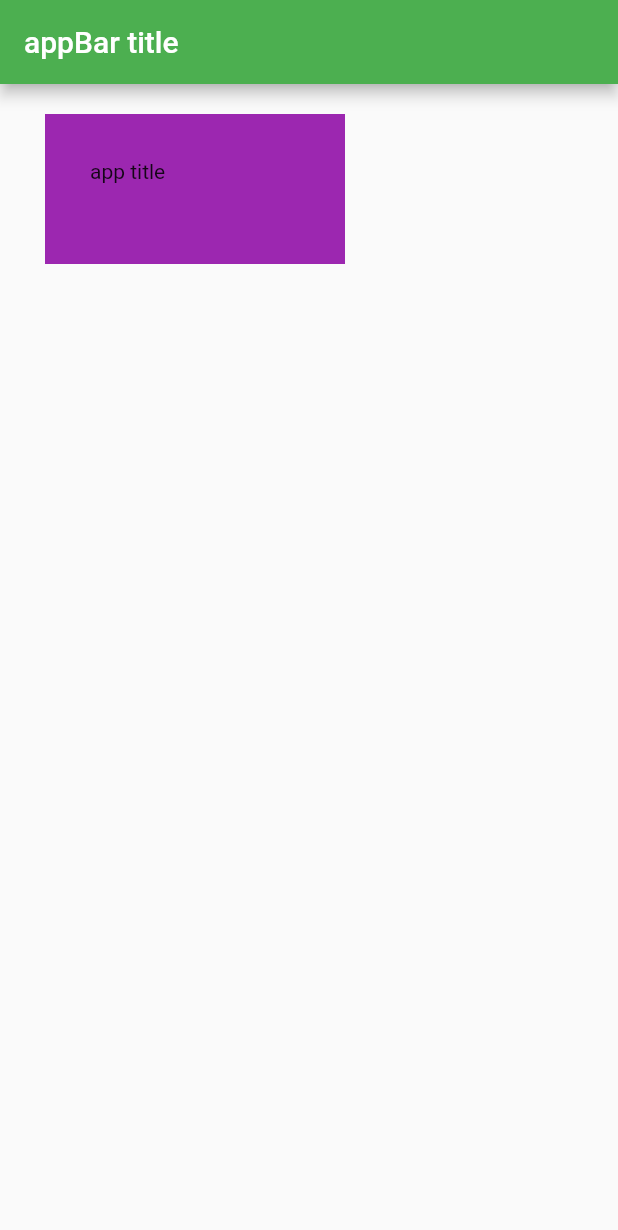
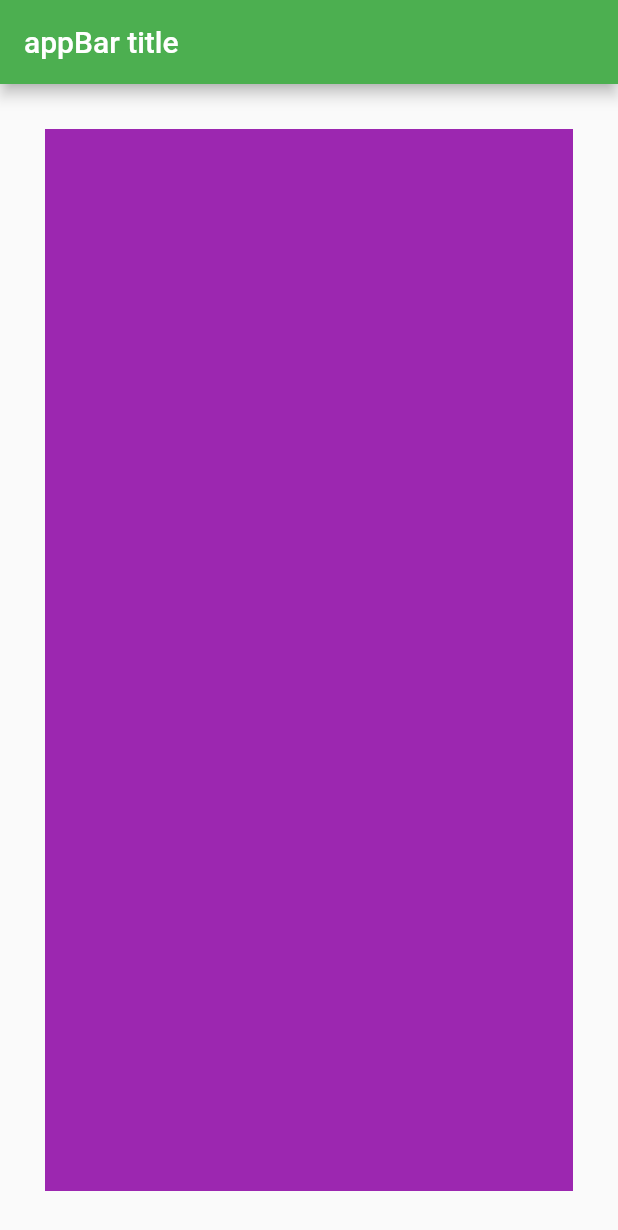
Before and after one commit to RektPunk/letsflutter, a Flutter app: the screen it shows after launch, on a phone screen of 412 x 824 dp. Shown: the top 1230 px of the screen. Run offline on Flutter 3.47's test engine with Material 2 defaults, Android fonts, the phone set to English and light mode, and no system bars.

Commit message:
feat - add margin and padding

```diff
--- a/lib/pages/homepage.dart
+++ b/lib/pages/homepage.dart
@@ -13,24 +13,28 @@ class MyHompage extends StatelessWidget {
       ),
       body: Container(
         color: Colors.purple,
-        alignment: Alignment.centerLeft,
-        // alignment: const Alignment(1, 0),
-        width: 200,
-        height: 100,
-        // padding: const EdgeInsets.all(10),
-        padding: const EdgeInsets.symmetric(
-          horizontal: 30,
-          vertical: 30
-        ),
-        margin: const EdgeInsets.symmetric(
-          horizontal: 30,
-          vertical: 20
-        ),
-        child: const SizedBox(
-          width: 200,
-          height: 200,
-          child: Text('app title'),
-        )
+        // alignment: Alignment.centerLeft,
+        // alignment: const Alignment(2, 2),
+        // width: 200,
+        // height: 100,
+        // padding: const EdgeInsets.all(30),
+        // padding: const EdgeInsets.symmetric(
+        //   horizontal: 10,
+        //   vertical: 30,
+        // ),
+        // padding: const EdgeInsets.fromLTRB(10, 20, 30, 40),
+        // padding: const EdgeInsets.only(left: 30),
+        margin: const EdgeInsets.all(30),
+        // margin: const EdgeInsets.symmetric(
+        //   horizontal: 30,
+        //   vertical: 20,
+        // ),
+        // child: const SizedBox(
+        //   width: 200,
+        //   height: 200,
+        //   child: Text('app title'),
+        // )
+        // child: const Text('app title'),
       ),
     );
   }
```
